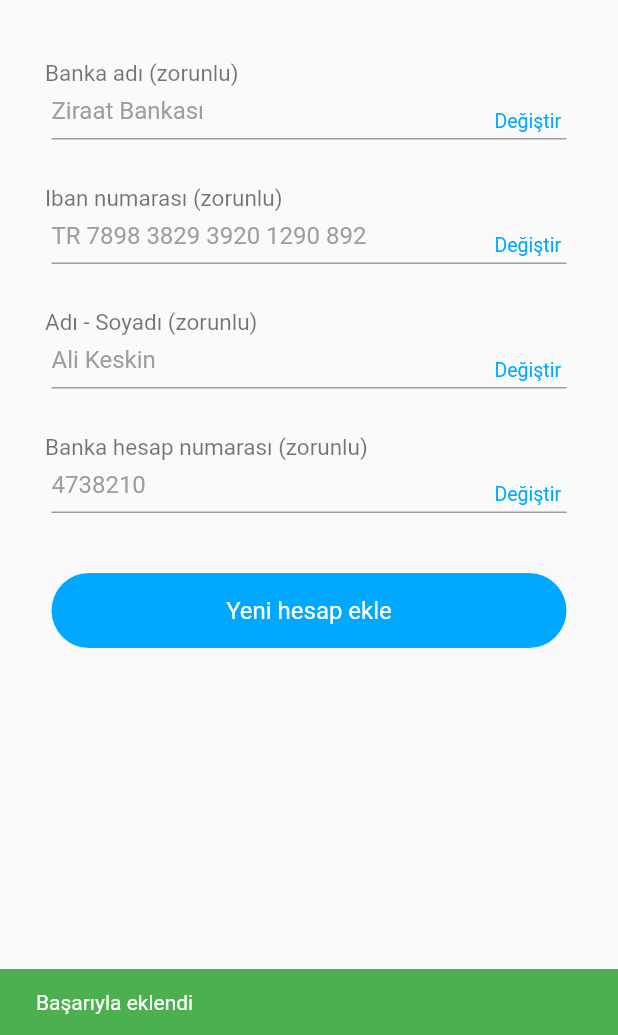
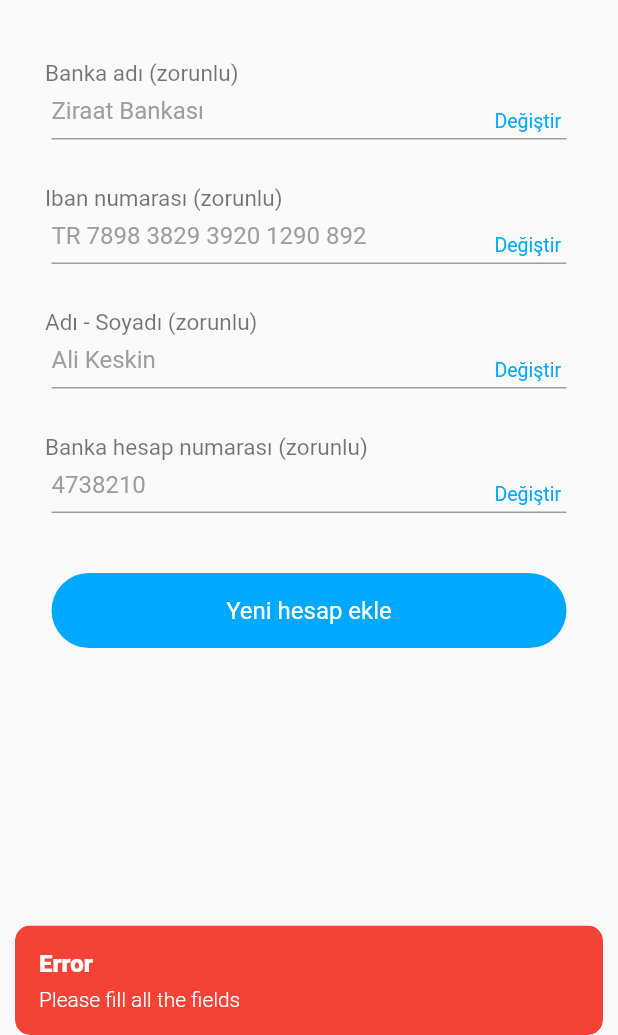
Before and after one commit to tusharhow/blokhouse, a Flutter app: the MyBankInformationSecond screen opened directly, after a tap on "Yeni hesap ekle", on a phone screen of 412 x 824 dp, the part 201-1236 px from its top. Run offline on Flutter 3.47's test engine with Material 2 defaults, Android fonts, the phone set to English and light mode, and no system bars; our stand-ins replace carousel_slider, cloud_firestore, firebase_auth, firebase_core, firebase_storage, get and 3 more; accounts and stored records are empty.

Commit message:
Issue fix

```diff
--- a/lib/controllers/credentials/cards/add_new_card.dart
+++ b/lib/controllers/credentials/cards/add_new_card.dart
@@ -25,9 +25,21 @@ class AddNewCardController extends GetxController {
   final _auth = FirebaseAuth.instance;
   final firebase = FirebaseFirestore.instance;
 
-  Future addNewCard() async {
+  Future addNewCard(context) async {
     final user = _auth.currentUser;
     final firestore = FirebaseFirestore.instance;
+    if (cardHolderNameController.text.isEmpty ||
+        cardNumberController.text.isEmpty ||
+        cardExpiryDateController.text.isEmpty ||
+        cardCVVController.text.isEmpty) {
+      Get.snackbar('Error', 'Please fill all the fields',
+          snackPosition: SnackPosition.BOTTOM,
+          backgroundColor: Colors.red,
+          colorText: Colors.white,
+          borderRadius: 10);
+
+      return;
+    } else {
       firestore
           .collection('users')
           .doc(user!.uid)
@@ -39,12 +51,30 @@ class AddNewCardController extends GetxController {
         "cardHolderName": cardHolderNameController.text,
         "type": "card",
       });
+        ScaffoldMessenger.of(context).showSnackBar(const SnackBar(
+                      content: Text('Başarıyla eklendi'),
+                      duration: Duration(seconds: 2),
+                      backgroundColor: Colors.green,
+                    ));
       update();
     }
+  }
 
-  Future addNewBank() async {
+  Future addNewBank(context) async {
     final user = _auth.currentUser;
     final firestore = FirebaseFirestore.instance;
+    if (bankNameController.text.isEmpty ||
+        ibanNumberController.text.isEmpty ||
+        bankHolderNameController.text.isEmpty ||
+        bankAccountNumberController.text.isEmpty) {
+      Get.snackbar('Error', 'Please fill all the fields',
+          snackPosition: SnackPosition.BOTTOM,
+          backgroundColor: Colors.red,
+          colorText: Colors.white,
+          borderRadius: 10);
+
+      return;
+    } else {
       firestore
           .collection('users')
           .doc(user!.uid)
@@ -56,7 +86,13 @@ class AddNewCardController extends GetxController {
         "bankAccountNumber": bankAccountNumberController.text,
         "type": "bank",
       });
+       ScaffoldMessenger.of(context).showSnackBar(const SnackBar(
+                      content: Text('Başarıyla eklendi'),
+                      duration: Duration(seconds: 2),
+                      backgroundColor: Colors.green,
+                    ));
       update();
+    }
   }
 
   List<AddPaymentMethodResponse> paymentMethodsList = [];
--- a/lib/screens/add_new_card.dart
+++ b/lib/screens/add_new_card.dart
@@ -1,4 +1,5 @@
 import 'package:flutter/material.dart';
+import 'package:get/get.dart';
 
 import '../controllers/credentials/cards/add_new_card.dart';
 
@@ -102,18 +103,18 @@ class AddNewCardScreen extends StatelessWidget {
                   fillColor: Colors.grey.withOpacity(0.1),
                   border: OutlineInputBorder(
                     borderRadius: BorderRadius.circular(50),
-                    borderSide:const BorderSide(
+                    borderSide: const BorderSide(
                       color: Colors.blue,
                     ),
                   ),
                   enabledBorder: OutlineInputBorder(
                     borderRadius: BorderRadius.circular(50),
-                    borderSide:const BorderSide(
+                    borderSide: const BorderSide(
                       color: Colors.blue,
                     ),
                   ),
                   hintText: '4225 9765 0008 6141',
-                  hintStyle:const TextStyle(
+                  hintStyle: const TextStyle(
                     fontSize: 17,
                     color: Colors.black,
                   ),
@@ -122,7 +123,7 @@ class AddNewCardScreen extends StatelessWidget {
                   )),
             ),
           ),
-       const   SizedBox(
+          const SizedBox(
             height: 20,
           ),
           Padding(
@@ -206,12 +207,24 @@ class AddNewCardScreen extends StatelessWidget {
           ),
           GestureDetector(
             onTap: () {
-              addNewCardController.addNewCard().then((value) {
-                ScaffoldMessenger.of(context).showSnackBar(const SnackBar(
-                  content: Text('Kart bilgileriniz başarıyla eklendi.'),
-                  duration: Duration(seconds: 2),
-                  backgroundColor: Colors.green,
-                ));
+              addNewCardController.addNewCard(context).then((value) {
+                // if (value!=null) {
+                //   ScaffoldMessenger.of(context).showSnackBar(const SnackBar(
+                //     content: Text('Kart bilgileriniz başarıyla eklendi.'),
+                //     duration: Duration(seconds: 2),
+                //     backgroundColor: Colors.green,
+                //   ));
+                // } else {
+                //   Get.snackbar('Hata', 'Kart bilgileriniz eklenemedi.',
+                //       snackPosition: SnackPosition.BOTTOM,
+                //       backgroundColor: Colors.red,
+                //       borderRadius: 10,
+                //       margin: EdgeInsets.all(10),
+                //       borderColor: Colors.red,
+                //       borderWidth: 1,
+                //       duration: Duration(seconds: 2),
+                //       icon: Icon(Icons.error));
+                // }
               });
             },
             child: Container(
--- a/lib/screens/my_bank_info.dart
+++ b/lib/screens/my_bank_info.dart
@@ -1,4 +1,5 @@
 import 'package:flutter/material.dart';
+import 'package:get/get.dart';
 
 import '../controllers/credentials/cards/add_new_card.dart';
 
@@ -255,12 +256,27 @@ class MyBankInformationSecond extends StatelessWidget {
             ),
             GestureDetector(
               onTap: () {
-                addNewCardController.addNewBank().then((value) {
-                  ScaffoldMessenger.of(context).showSnackBar(const SnackBar(
-                    content: Text('Başarıyla eklendi'),
-                    duration: Duration(seconds: 2),
-                    backgroundColor: Colors.green,
-                  ));
+                addNewCardController.addNewBank(context).then((value) {
+                  // if (value != null) {
+                  //   ScaffoldMessenger.of(context).showSnackBar(const SnackBar(
+                  //     content: Text('Başarıyla eklendi'),
+                  //     duration: Duration(seconds: 2),
+                  //     backgroundColor: Colors.green,
+                  //   ));
+                  // } else {
+                  //   Get.snackbar('Hata', 'Hata oluştu',
+                  //       snackPosition: SnackPosition.BOTTOM,
+                  //       backgroundColor: Colors.red,
+                  //       borderRadius: 10,
+                  //       margin: EdgeInsets.all(10),
+                  //       borderColor: Colors.red,
+                  //       borderWidth: 1,
+                  //       duration: Duration(seconds: 2),
+                  //       icon: Icon(
+                  //         Icons.error,
+                  //         color: Colors.white,
+                  //       ));
+                  // }
                 });
               },
               child: Container(
```
Lines whose indentation alone changed are shown as unchanged.
